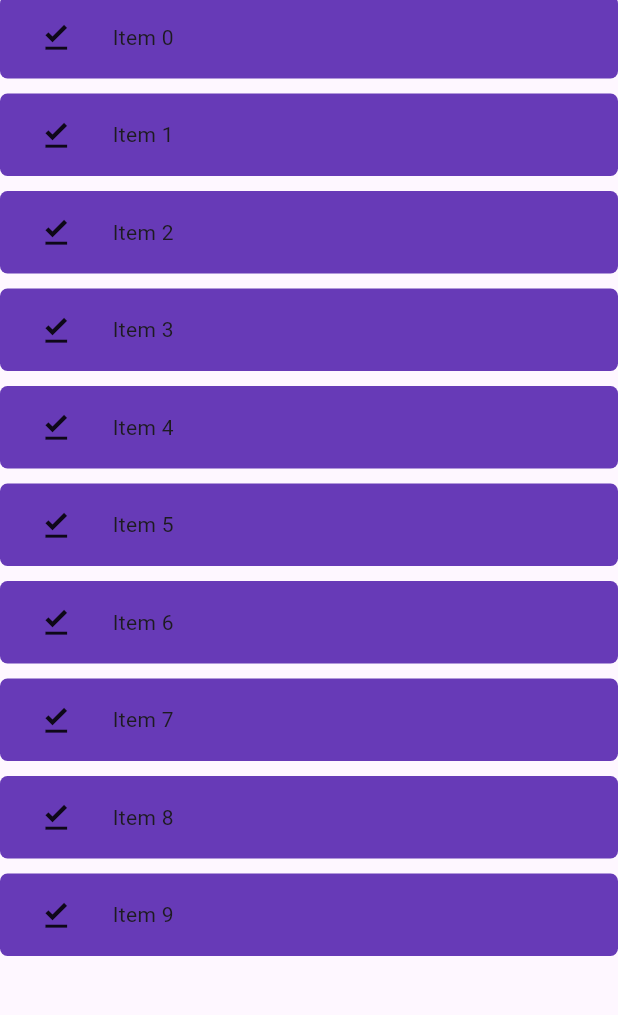
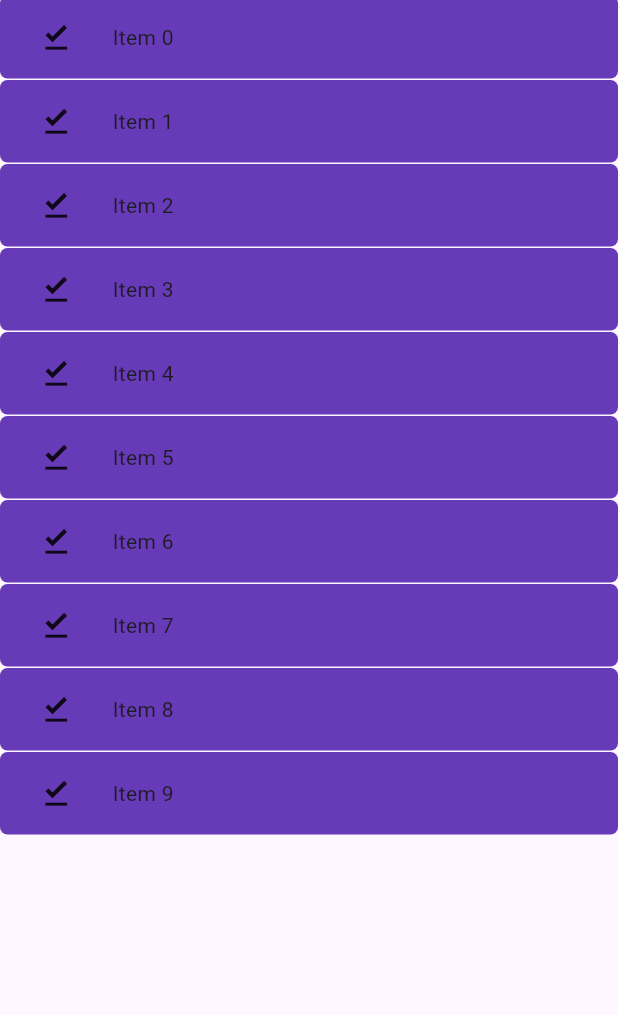
Before and after one commit to CapSmoIIett/torrent_cl, a Flutter app: the screen it shows after launch, on a phone screen of 412 x 824 dp, the part 88-1103 px from its top. Run offline on Flutter 3.47's test engine with Material 3 defaults, Android fonts, the phone set to English and light mode, and no system bars; our stand-ins replace auto_route; generated files the repository leaves out were written again.

Commit message:
Pr fixes.

```diff
--- a/lib/main.dart
+++ b/lib/main.dart
@@ -1,13 +1,14 @@
 import 'package:flutter/material.dart';
+import 'package:flutter_localizations/flutter_localizations.dart';
 
 import 'package:torrent_cl/presentation/navigation/screen_router.dart';
 
 void main() {
-  runApp(MyApp());
+  runApp(App());
 }
 
-class MyApp extends StatelessWidget {
-  MyApp({super.key});
+class App extends StatelessWidget {
+  App({super.key});
 
   final _appRouter = AppRouter();
 
@@ -18,6 +19,15 @@
         colorScheme: ColorScheme.fromSeed(seedColor: Colors.deepPurple),
         useMaterial3: true,
       ),
+      localizationsDelegates: [
+        GlobalMaterialLocalizations.delegate,
+        GlobalWidgetsLocalizations.delegate,
+      ],
+      supportedLocales: [
+        const Locale('en', 'US'),
+        const Locale('ru', 'RUS'),
+        // Add more locales as needed
+      ],
 
       routerConfig: _appRouter.config(),
     );
--- a/lib/presentation/screens/home/home_screen.dart
+++ b/lib/presentation/screens/home/home_screen.dart
@@ -2,7 +2,8 @@ import 'package:auto_route/annotations.dart';
 import 'package:auto_route/auto_route.dart';
 import 'package:flutter/material.dart';
 import 'package:torrent_cl/presentation/navigation/screen_router.dart';
-
+import 'package:flutter_localizations/flutter_localizations.dart';
+import 'package:intl/intl.dart';
 
 @RoutePage()
 class HomeScreen extends StatelessWidget {
@@ -17,14 +18,13 @@ class HomeScreen extends StatelessWidget {
         SettingsRoute(),
         LogsRoute(),
       ],
-
       builder: (context, child) {
         final controller = AutoTabsRouter.of(context);
 
         final tabs = {
           TrackerListRoute.name: 0,
-          SettingsRoute.name:    1,
-          LogsRoute.name:        2,
+          SettingsRoute.name: 1,
+          LogsRoute.name: 2,
         };
 
         return Scaffold(
@@ -46,26 +46,27 @@ class HomeScreen extends StatelessWidget {
               padding: EdgeInsets.zero,
               children: [
                 const DrawerHeader(
-                    decoration: BoxDecoration(
-                      color: Colors.deepPurple,
-                    ),
-                    child: Center(
-                      child: Text('Torrent'),
-                    )),
+                  decoration: BoxDecoration(
+                    color: Colors.deepPurple,
+                  ),
+                  child: Center(
+                    child: Text('Torrent'),
+                  ),
+                ),
                 ListTile(
-                  title: const Text('Home'),
+                  title: Text(Intl.message('Home')),
                   onTap: () {
                     controller.setActiveIndex(tabs[TrackerListRoute.name]!);
                   },
                 ),
                 ListTile(
-                  title: const Text('Settings'),
+                  title: Text(Intl.message('Settings')),
                   onTap: () {
                     controller.setActiveIndex(tabs[SettingsRoute.name]!);
                   },
                 ),
                 ListTile(
-                  title: const Text('Logs'),
+                  title: Text(Intl.message('Logs')),
                   onTap: () {
                     controller.setActiveIndex(tabs[LogsRoute.name]!);
                   },
--- /dev/null
+++ b/lib/presentation/screens/tracker_list/list_item.dart
@@ -0,0 +1,25 @@
+import 'package:flutter/material.dart';
+
+class TrackerListItem extends StatelessWidget{
+  final int i;
+
+  const TrackerListItem ({required  this.i, super.key});
+
+  @override
+  Widget build(BuildContext context) {
+    return Container(
+      decoration: BoxDecoration (
+        color:  Colors.deepPurple,
+        borderRadius: BorderRadius.circular(5),
+      ),
+      padding: const EdgeInsets.symmetric(horizontal: 25, vertical: 15),
+      child: Row(
+        children: [
+          Icon(Icons.file_download_done, size:25),
+          SizedBox(width: 25),
+          Text('Item $i'),
+        ],
+      ),
+    );
+  }
+}
--- a/lib/presentation/screens/tracker_list/tracker_list_screen.dart
+++ b/lib/presentation/screens/tracker_list/tracker_list_screen.dart
@@ -1,5 +1,6 @@
 import 'package:auto_route/annotations.dart';
 import 'package:flutter/material.dart';
+import 'package:torrent_cl/presentation/screens/tracker_list/list_item.dart';
 
 @RoutePage()
 class TrackerListScreen extends StatelessWidget {
@@ -8,30 +9,12 @@ class TrackerListScreen extends StatelessWidget {
   @override
   Widget build(BuildContext context) {
     return ListView.separated(
-          itemBuilder: (BuildContext context, int index){
-            return buildChild(index);
-          },
-          separatorBuilder: (BuildContext context, int index) {
-            return SizedBox(height: 10, );
-          },
+          itemBuilder: (context, index) =>
+            TrackerListItem(i: index),
+          separatorBuilder: (context, index) =>
+            SizedBox(height: 1),
           itemCount: 10,
         );
   }
 
-  buildChild(int i){
-    return Container(
-      decoration: BoxDecoration (
-        color:  Colors.deepPurple,
-        borderRadius: BorderRadius.circular(5),
-      ),
-      padding: const EdgeInsets.symmetric(horizontal: 25, vertical: 15),
-      child: Row(
-        children: [
-          Icon(Icons.file_download_done, size:25),
-          SizedBox(width: 25,),
-          Text('Item $i',),
-        ],
-      ),
-    );
-  }
 }
```
Also changed, not shown: pubspec.yaml (+8 -73 lines), pubspec.lock, 1 other file.
